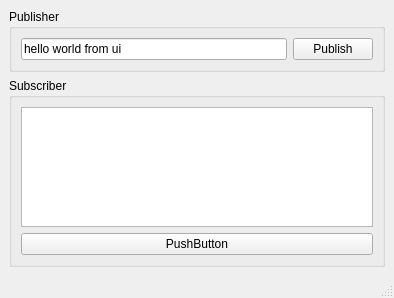
Qt form src/mainwindow.ui (HowardWhile/arc_tf_viewer) before a commit.
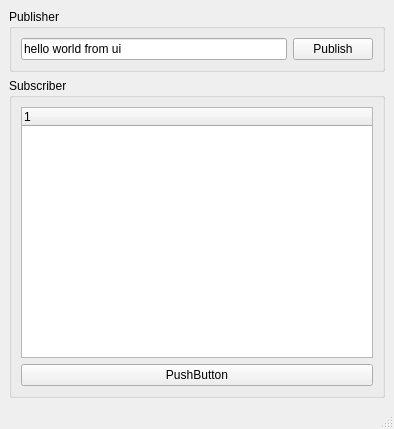
The same form after that commit.

Commit message: test tf tool and qt treeview

Patch:
```diff
--- a/src/mainwindow.ui
+++ b/src/mainwindow.ui
@@ -7,7 +7,7 @@
     <x>0</x>
     <y>0</y>
     <width>394</width>
-    <height>298</height>
+    <height>429</height>
    </rect>
   </property>
   <property name="windowTitle">
@@ -49,7 +49,13 @@
       </property>
       <layout class="QVBoxLayout" name="verticalLayout_3">
        <item>
-        <widget class="QTextBrowser" name="tbox_sub_info"/>
+        <widget class="QTreeWidget" name="treeWidget">
+         <column>
+          <property name="text">
+           <string notr="true">1</string>
+          </property>
+         </column>
+        </widget>
        </item>
        <item>
         <widget class="QPushButton" name="pushButton">
```
The commit also changes 2 other files.
